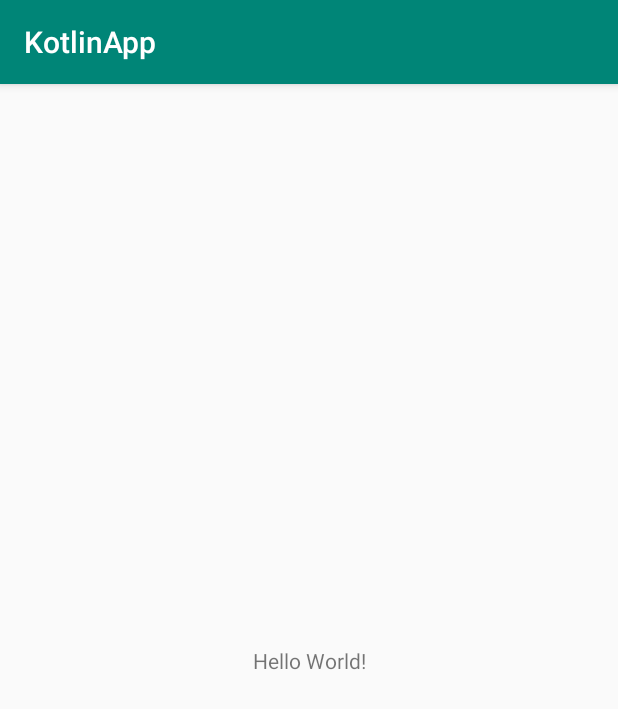
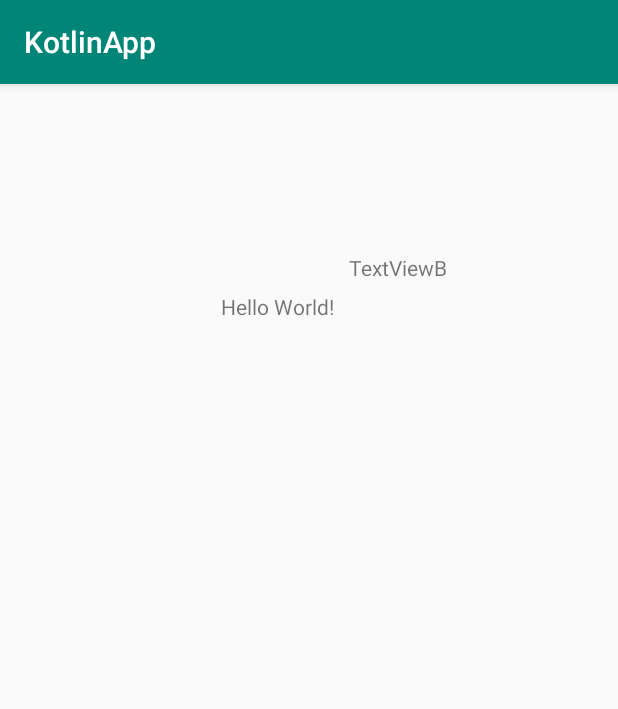
Before and after one commit to cxcbupt/kotlinApp, an Android app: the screen it shows after launch (MainActivity), on a phone screen of 412 x 824 dp. Shown: the top 709 px of the screen. Run offline under Robolectric (Android 15) with nearby library versions, the phone set to English and light mode, and no system bars.

Commit message:
feat: ConstraintLayout

```diff
--- a/app/src/main/res/layout/activity_main.xml
+++ b/app/src/main/res/layout/activity_main.xml
@@ -1,19 +1,49 @@
 <?xml version="1.0" encoding="utf-8"?>
 <android.support.constraint.ConstraintLayout xmlns:android="http://schemas.android.com/apk/res/android"
-                                             xmlns:app="http://schemas.android.com/apk/res-auto"
-                                             xmlns:tools="http://schemas.android.com/tools"
-                                             android:layout_width="match_parent"
-                                             android:layout_height="match_parent"
-                                             tools:context=".MainActivity">
+        xmlns:app="http://schemas.android.com/apk/res-auto"
+        xmlns:tools="http://schemas.android.com/tools"
+        android:layout_width="match_parent"
+        android:layout_height="match_parent"
+        tools:context=".MainActivity">
 
     <TextView
             android:id="@+id/hello_tv"
             android:layout_width="wrap_content"
             android:layout_height="wrap_content"
+            android:layout_marginLeft="100dp"
             android:text="Hello World!"
             app:layout_constraintBottom_toBottomOf="parent"
+            app:layout_constraintHorizontal_bias="0.2"
             app:layout_constraintLeft_toLeftOf="parent"
             app:layout_constraintRight_toRightOf="parent"
-            app:layout_constraintTop_toTopOf="parent"/>
+            app:layout_constraintTop_toTopOf="parent"
+            app:layout_constraintVertical_bias="0.185" />
+
+    <TextView
+            android:layout_width="wrap_content"
+            android:layout_height="0dp"
+            android:layout_marginLeft="10dp"
+            android:gravity="center_vertical"
+            android:text="TextViewB"
+            app:layout_constraintBottom_toTopOf="@id/hello_tv"
+            app:layout_constraintDimensionRatio="2:1"
+            app:layout_constraintLeft_toRightOf="@id/hello_tv" />
+
+    <!--<TextView
+            android:layout_width="wrap_content"
+            android:layout_height="wrap_content"
+            android:layout_marginLeft="100dp"
+            android:text="TextViewB"
+            app:layout_constraintBottom_toTopOf="@id/hello_tv"
+            app:layout_constraintLeft_toRightOf="@id/hello_tv"
+            app:layout_goneMarginLeft="20dp" />-->
+
+    <!--<TextView
+            android:layout_width="wrap_content"
+            android:layout_height="wrap_content"
+            android:text="TextViewC"
+            app:layout_constraintCircle="@id/hello_tv"
+            app:layout_constraintCircleAngle="135"
+            app:layout_constraintCircleRadius="100dp" />-->
 
 </android.support.constraint.ConstraintLayout>
--- a/build.gradle
+++ b/build.gradle
@@ -3,8 +3,12 @@
 buildscript {
     ext.kotlin_version = '1.3.31'
     repositories {
-        maven { url "https://maven.aliyun.com/repository/google" }
-        maven { url "https://maven.aliyun.com/repository/jcenter" }
+        maven {
+            url "http://maven.oa.com/nexus/content/groups/androidbuild"
+        }
+//        maven { url "https://maven.aliyun.com/repository/google" }
+//        maven { url "https://maven.aliyun.com/repository/jcenter" }
+
 //        google()
 //        jcenter()
 
@@ -19,8 +23,12 @@ buildscript {
 
 allprojects {
     repositories {
-        maven { url "https://maven.aliyun.com/repository/google" }
-        maven { url "https://maven.aliyun.com/repository/jcenter" }
+        maven {
+            url "http://maven.oa.com/nexus/content/groups/androidbuild"
+        }
+//        maven { url "https://maven.aliyun.com/repository/google" }
+//        maven { url "https://maven.aliyun.com/repository/jcenter" }
+
 //        google()
 //        jcenter()
 
```
